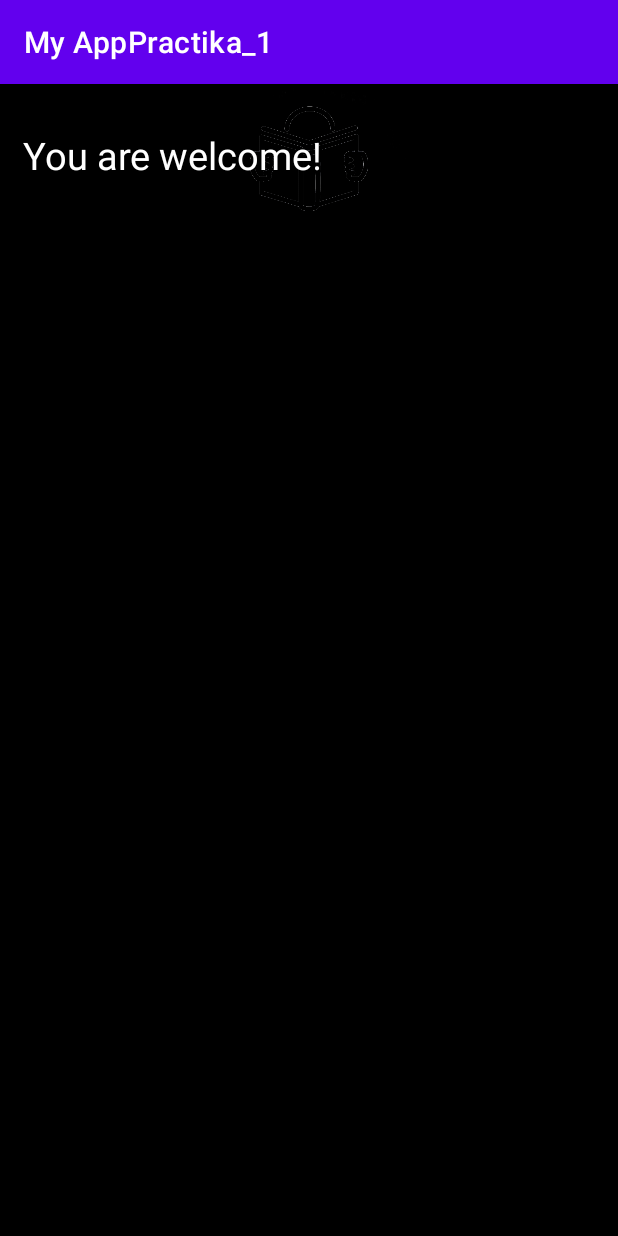
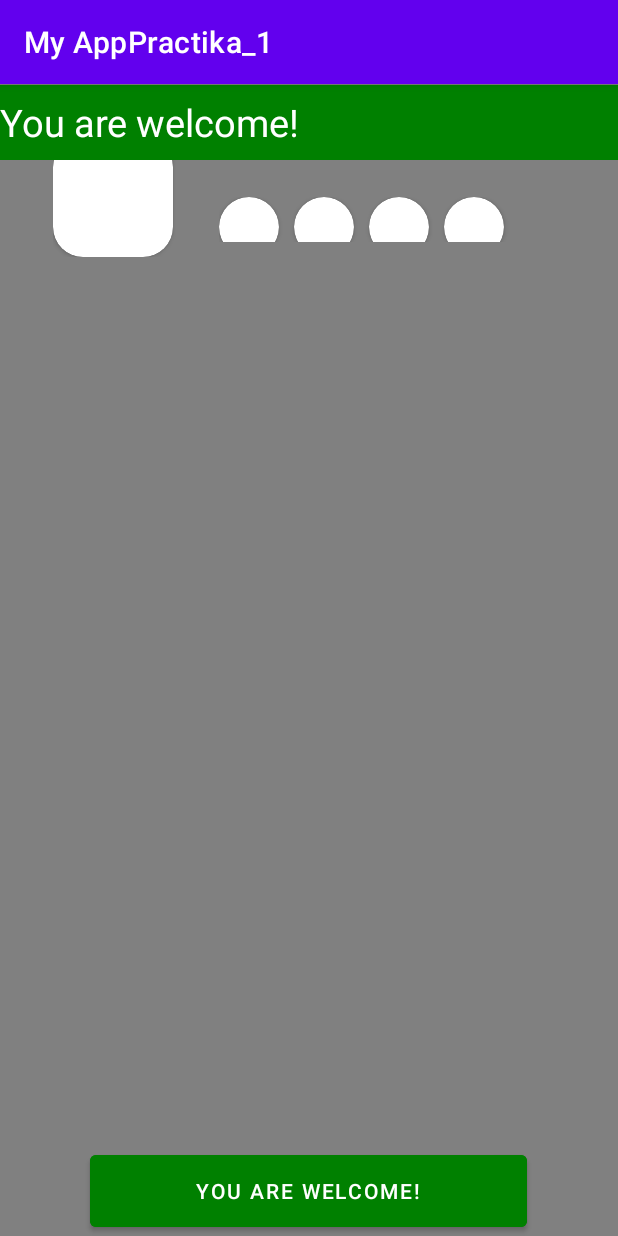
Before and after one commit to vladsorokin/Razrabotka_mobilnih_prilozheniy, an Android app: the Activity_2 screen opened directly, with no data from a screen before it, on a phone screen of 412 x 824 dp. Run offline under Robolectric (Android 15) with nearby library versions, the phone set to English and light mode, and no system bars.

Commit message:
program work

```diff
--- a/app/src/main/res/layout/activity_2.xml
+++ b/app/src/main/res/layout/activity_2.xml
@@ -4,40 +4,73 @@
     xmlns:tools="http://schemas.android.com/tools"
     android:layout_width="match_parent"
     android:layout_height="match_parent"
-    android:background="@color/black">
+    android:background="@color/grey">
+
+
+    <ScrollView
+        android:layout_width="match_parent"
+        android:layout_height="wrap_content"
+        app:layout_constrainedHeight="true"
+        app:layout_editor_absoluteX="0dp"
+        tools:layout_editor_absoluteX="0dp"
+        tools:layout_editor_absoluteY="51dp">
+
+        <LinearLayout
+            android:id="@+id/cards_container"
+            android:layout_width="match_parent"
+            android:layout_height="wrap_content"
+            android:orientation="vertical"
+            android:padding="20dp">
+
+            <include layout="@layout/book_example"/>
+        </LinearLayout>
+    </ScrollView>
 
     <RelativeLayout
         android:id="@+id/header"
         android:layout_width="match_parent"
-        android:layout_height="100dp"
-        android:background="@color/black"
-        tools:layout_editor_absoluteX="27dp"
-        tools:layout_editor_absoluteY="0dp">
-
-        <ImageView
-            android:id="@+id/imageView2"
-            android:layout_width="wrap_content"
-            android:layout_height="wrap_content"
-            app:srcCompat="@drawable/library"
-            tools:layout_editor_absoluteX="-3dp"
-            tools:layout_editor_absoluteY="100dp" />
+        app:layout_constraintBottom_toBottomOf="parent"
+        app:layout_constraintEnd_toEndOf="parent"
+        app:layout_constraintHorizontal_bias="0.0"
+        app:layout_constraintStart_toStartOf="parent"
+        app:layout_constraintTop_toTopOf="parent"
+        app:layout_constraintVertical_bias="0.001"
+        tools:ignore="RtlSymmetry"
+        android:background="@color/green"
+        android:layout_height="50dp">
 
         <TextView
-            android:id="@+id/textView3"
-            android:layout_width="wrap_content"
             android:layout_height="wrap_content"
+            android:layout_centerVertical="true"
+            android:id="@+id/textView"
             android:layout_alignParentStart="true"
-            android:layout_alignParentTop="true"
-            android:layout_alignParentEnd="true"
-            android:layout_alignParentBottom="true"
-            android:layout_marginStart="15dp"
-            android:layout_marginTop="30dp"
-            android:layout_marginEnd="190dp"
-            android:layout_marginBottom="30dp"
-            android:text="You are welcome!"
+            android:layout_width="match_parent"
+            android:text="@string/headertext"
             android:textColor="@color/white"
             android:textSize="25sp" />
     </RelativeLayout>
+
+    <LinearLayout
+        android:id="@+id/linearLayout"
+        android:layout_width="match_parent"
+
+        android:layout_height="wrap_content"
+        android:gravity="center"
+        app:layout_constraintBottom_toBottomOf="parent"
+        app:layout_constraintEnd_toEndOf="parent"
+        app:layout_constraintHorizontal_bias="1.0"
+        app:layout_constraintStart_toStartOf="parent"
+        app:layout_constraintTop_toTopOf="parent"
+        app:layout_constraintVertical_bias="1.0">
+
+        <Button
+            android:layout_width="291dp"
+            android:layout_height="60dp"
+            android:backgroundTint="@color/green"
+            android:text="@string/headertext"
+            android:id="@+id/add_meal_btn">
+        </Button>
+    </LinearLayout>
 
 
 
--- a/app/src/main/res/layout/task_1.xml
+++ /dev/null
@@ -1,4 +0,0 @@
-<?xml version="1.0" encoding="utf-8"?>
-<androidx.constraintlayout.widget.ConstraintLayout xmlns:android="http://schemas.android.com/apk/res/android"
-    android:layout_width="match_parent"
-    android:layout_height="match_parent"/>
--- a/app/src/main/res/layout/task_2.xml
+++ /dev/null
@@ -1,18 +0,0 @@
-<?xml version="1.0" encoding="utf-8"?>
-<LinearLayout xmlns:android="http://schemas.android.com/apk/res/android"
-    android:orientation="vertical"
-    android:layout_width="match_parent"
-    android:layout_height="match_parent">
-
-    <Button
-        android:id="@+id/button3"
-        android:layout_width="match_parent"
-        android:layout_height="wrap_content"
-        android:text="Button" />
-
-    <Button
-        android:id="@+id/button4"
-        android:layout_width="match_parent"
-        android:layout_height="wrap_content"
-        android:text="Button" />
-</LinearLayout>
```
